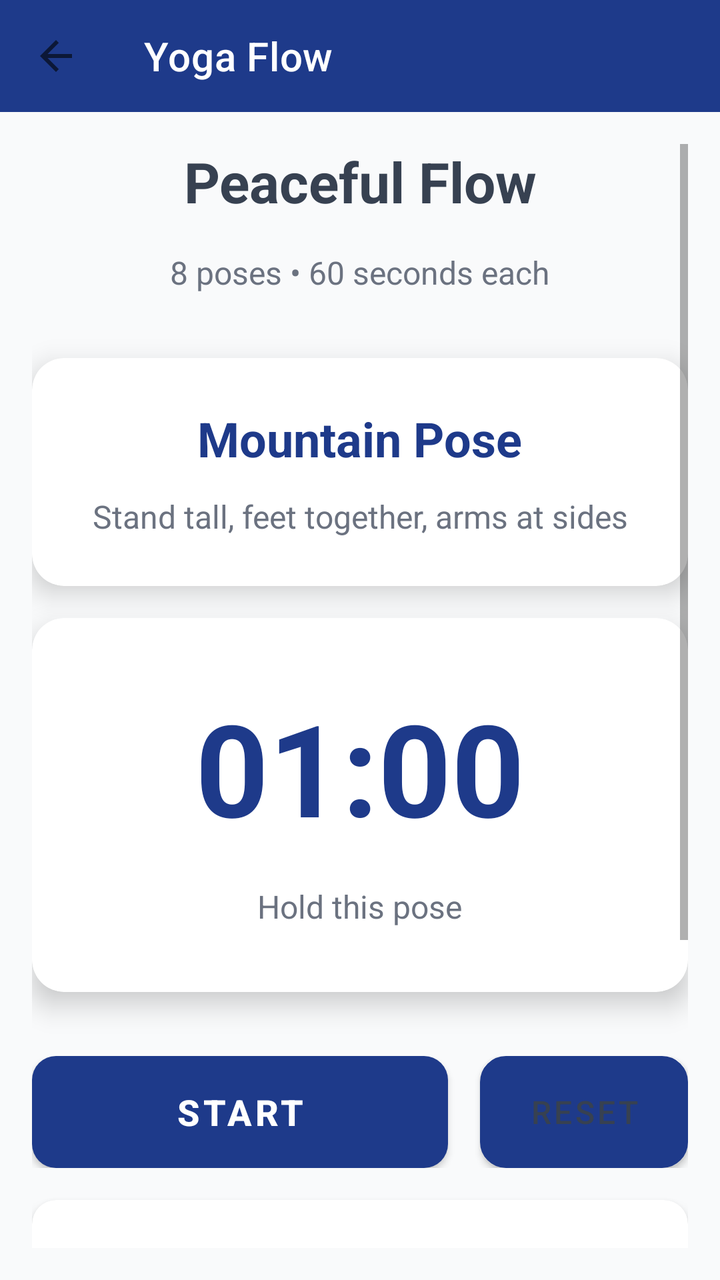
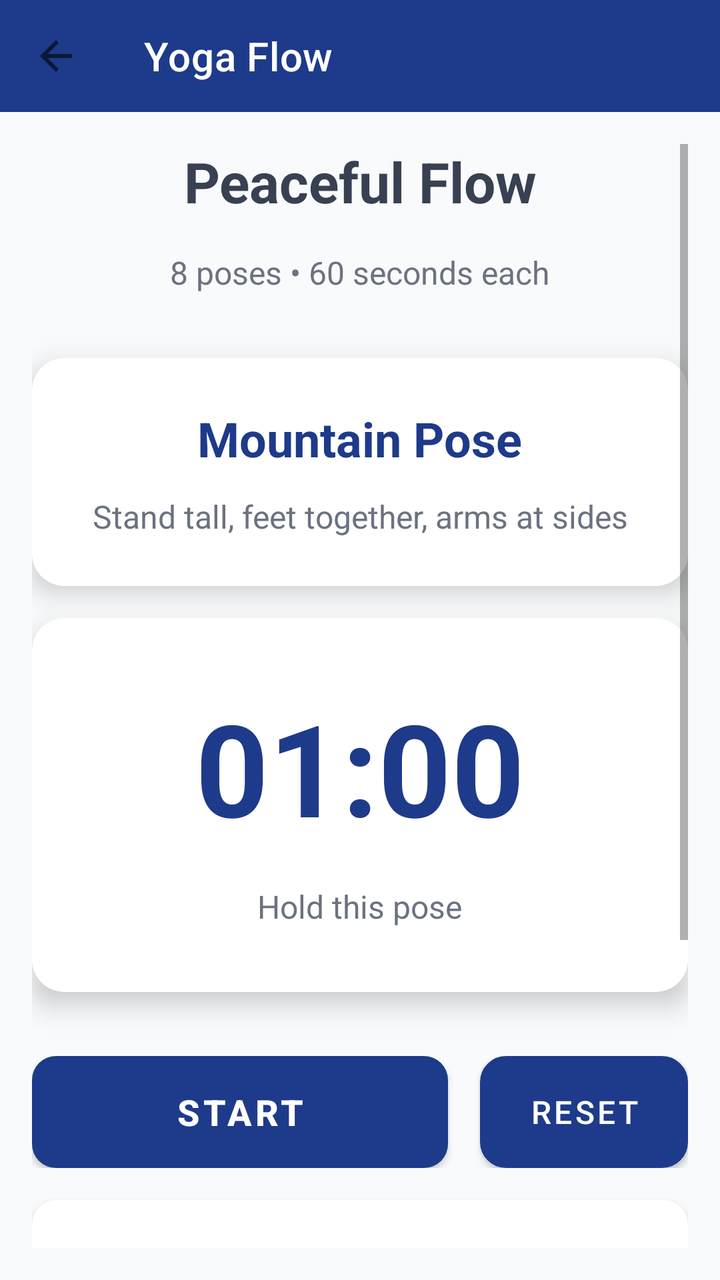

The first picture is an Android layout as it rendered before a commit; the second is the same layout after the commit. The layout source and the unified diff follow.
<!-- AndroidManifest.xml: application theme Theme.FitTrack -->
<!-- res/layout/activity_yoga_workout.xml -->
<?xml version="1.0" encoding="utf-8"?>
<LinearLayout
    xmlns:android="http://schemas.android.com/apk/res/android"
    xmlns:app="http://schemas.android.com/apk/res-auto"
    android:layout_width="match_parent"
    android:layout_height="match_parent"
    android:orientation="vertical"
    android:background="@color/secondary_light_gray">

    <androidx.appcompat.widget.Toolbar
        android:id="@+id/toolbar"
        android:layout_width="match_parent"
        android:layout_height="?attr/actionBarSize"
        android:background="@color/primary_blue"
        app:title="Yoga Flow"
        app:titleTextColor="@color/white"
        app:navigationIcon="?attr/homeAsUpIndicator"
        app:navigationIconTint="@color/white" />

    <ScrollView
        android:layout_width="match_parent"
        android:layout_height="match_parent"
        android:padding="16dp">

        <LinearLayout
            android:layout_width="match_parent"
            android:layout_height="wrap_content"
            android:orientation="vertical"
            android:gravity="center">

            <TextView
                android:layout_width="wrap_content"
                android:layout_height="wrap_content"
                android:text="Peaceful Flow"
                android:textSize="28sp"
                android:textStyle="bold"
                android:textColor="@color/secondary_dark_gray"
                android:layout_marginBottom="16dp"
                android:gravity="center" />

            <TextView
                android:layout_width="wrap_content"
                android:layout_height="wrap_content"
                android:text="8 poses • 60 seconds each"
                android:textSize="16sp"
                android:textColor="@color/secondary_gray"
                android:layout_marginBottom="32dp"
                android:gravity="center" />

            
            <androidx.cardview.widget.CardView
                android:layout_width="match_parent"
                android:layout_height="wrap_content"
                android:layout_marginBottom="16dp"
                app:cardCornerRadius="16dp"
                app:cardElevation="8dp">

                <LinearLayout
                    android:layout_width="match_parent"
                    android:layout_height="wrap_content"
                    android:orientation="vertical"
                    android:padding="24dp"
                    android:gravity="center">

                    <TextView
                        android:id="@+id/currentPoseText"
                        android:layout_width="wrap_content"
                        android:layout_height="wrap_content"
                        android:text="Mountain Pose"
                        android:textSize="24sp"
                        android:textStyle="bold"
                        android:textColor="@color/primary_blue"
                        android:layout_marginBottom="12dp"
                        android:gravity="center" />

                    <TextView
                        android:id="@+id/instructionText"
                        android:layout_width="wrap_content"
                        android:layout_height="wrap_content"
                        android:text="Stand tall, feet together, arms at sides"
                        android:textSize="16sp"
                        android:textColor="@color/secondary_gray"
                        android:gravity="center"
                        android:lineSpacingExtra="4dp" />

                </LinearLayout>

            </androidx.cardview.widget.CardView>

            
            <androidx.cardview.widget.CardView
                android:layout_width="match_parent"
                android:layout_height="wrap_content"
                android:layout_marginBottom="32dp"
                app:cardCornerRadius="16dp"
                app:cardElevation="8dp">

                <LinearLayout
                    android:layout_width="match_parent"
                    android:layout_height="wrap_content"
                    android:orientation="vertical"
                    android:padding="32dp"
                    android:gravity="center">

                    <TextView
                        android:id="@+id/timerText"
                        android:layout_width="wrap_content"
                        android:layout_height="wrap_content"
                        android:text="01:00"
                        android:textSize="64sp"
                        android:textStyle="bold"
                        android:textColor="@color/primary_blue"
                        android:layout_marginBottom="16dp" />

                    <TextView
                        android:layout_width="wrap_content"
                        android:layout_height="wrap_content"
                        android:text="Hold this pose"
                        android:textSize="16sp"
                        android:textColor="@color/secondary_gray" />

                </LinearLayout>

            </androidx.cardview.widget.CardView>

            
            <LinearLayout
                android:layout_width="match_parent"
                android:layout_height="wrap_content"
                android:orientation="horizontal"
                android:gravity="center"
                android:layout_marginBottom="16dp">

                <Button
                    android:id="@+id/btnStartStop"
                    android:layout_width="0dp"
                    android:layout_height="56dp"
                    android:layout_weight="2"
                    android:layout_marginEnd="8dp"
                    android:text="Start"
                    android:textColor="@color/white"
                    android:textSize="18sp"
                    android:textStyle="bold"
                    android:background="@drawable/button_primary_bg" />

                <Button
                    android:id="@+id/btnReset"
                    android:layout_width="0dp"
                    android:layout_height="56dp"
                    android:layout_weight="1"
                    android:layout_marginStart="8dp"
                    android:text="Reset"
                    android:textColor="@color/secondary_dark_gray"
                    android:textSize="16sp"
                    android:background="@drawable/button_secondary_bg" />

            </LinearLayout>

            
            <androidx.cardview.widget.CardView
                android:layout_width="match_parent"
                android:layout_height="wrap_content"
                app:cardCornerRadius="12dp"
                app:cardElevation="4dp">

                <LinearLayout
                    android:layout_width="match_parent"
                    android:layout_height="wrap_content"
                    android:orientation="vertical"
                    android:padding="20dp">

                    <TextView
                        android:layout_width="wrap_content"
                        android:layout_height="wrap_content"
                        android:text="Yoga Sequence"
                        android:textSize="20sp"
                        android:textStyle="bold"
                        android:textColor="@color/secondary_dark_gray"
                        android:layout_marginBottom="16dp" />

                    <TextView
                        android:layout_width="wrap_content"
                        android:layout_height="wrap_content"
                        android:text="• Mountain Pose\n• Downward Dog\n• Warrior I\n• Warrior II\n• Tree Pose\n• Child's Pose\n• Cat-Cow Stretch\n• Savasana"
                        android:textSize="16sp"
                        android:textColor="@color/secondary_gray"
                        android:lineSpacingExtra="4dp" />

                </LinearLayout>

            </androidx.cardview.widget.CardView>

        </LinearLayout>

    </ScrollView>

</LinearLayout>
<!-- resources referenced by this layout -->
<resources>
  <color name="primary_blue">#1E3A8A</color>
  <color name="secondary_dark_gray">#374151</color>
  <color name="secondary_gray">#6B7280</color>
  <color name="secondary_light_gray">#F9FAFB</color>
  <color name="white">#FFFFFF</color>
  <!-- drawable button_primary_bg (drawable) -->
  <?xml version="1.0" encoding="utf-8"?>
  <shape xmlns:android="http://schemas.android.com/apk/res/android"
      android:shape="rectangle">
      <solid android:color="@color/primary_blue" />
      <corners android:radius="12dp" />
  </shape>
  <!-- drawable button_secondary_bg (drawable) -->
  <?xml version="1.0" encoding="utf-8"?>
  <shape xmlns:android="http://schemas.android.com/apk/res/android"
      android:shape="rectangle">
      <stroke android:width="2dp" android:color="@color/primary_blue" />
      <solid android:color="@color/white" />
      <corners android:radius="12dp" />
  </shape>
  <style name="Theme.FitTrack" parent="Theme.MaterialComponents.DayNight.NoActionBar">
          
          <item name="colorPrimary">@color/primary_blue</item>
          <item name="colorPrimaryVariant">@color/primary_blue</item>
          <item name="colorOnPrimary">@color/white</item>
          
          <item name="colorSecondary">@color/accent_green</item>
          <item name="colorSecondaryVariant">@color/accent_green</item>
          <item name="colorOnSecondary">@color/secondary_dark_gray</item>
          
          <item name="android:statusBarColor">?attr/colorPrimaryVariant</item>
          
      </style>
  <color name="accent_green">#10B981</color>
</resources>

<!-- the commit's change to res/layout/activity_yoga_workout.xml (unified diff, before → after) -->
@@ -150,7 +150,7 @@
                     android:layout_weight="1"
                     android:layout_marginStart="8dp"
                     android:text="Reset"
-                    android:textColor="@color/secondary_dark_gray"
+                    android:textColor="@color/white"
                     android:textSize="16sp"
                     android:background="@drawable/button_secondary_bg" />
 
